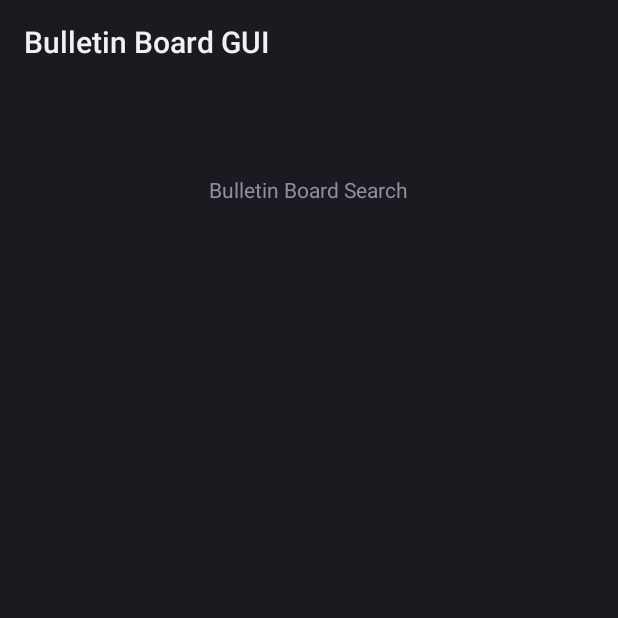
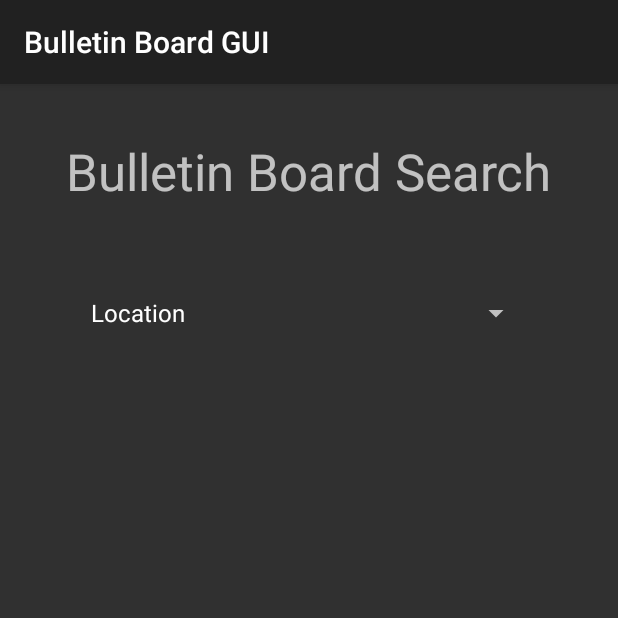
Before and after one commit to TJustinConner/2021Capstone, an Android app: the BulletinBoardGUI screen opened directly, with no data from a screen before it, on a phone screen of 412 x 824 dp, the top half of it. Run offline under Robolectric (Android 15) with nearby library versions, the phone set to English and light mode, and no system bars; network calls fail.

Commit message:
event search stuff

```diff
--- a/CampusNavigation/app/src/main/AndroidManifest.xml
+++ b/CampusNavigation/app/src/main/AndroidManifest.xml
@@ -21,8 +21,7 @@
         android:theme="@style/Base.Theme.AppCompat">
         <activity
             android:name=".BulletinBoardGUI"
-            android:label="@string/title_activity_bulletin_board_g_u_i"
-            android:theme="@style/NoActionBar"></activity>
+            android:label="@string/title_activity_bulletin_board_g_u_i"></activity>
         <!--
              The API key for Google Maps-based APIs is defined as a string resource.
              (See the file "res/values/google_maps_api.xml").
--- a/CampusNavigation/app/src/main/java/com/example/campusnavigation/BulletinBoardGUI.java
+++ b/CampusNavigation/app/src/main/java/com/example/campusnavigation/BulletinBoardGUI.java
@@ -8,8 +8,12 @@ import com.google.android.material.snackbar.Snackbar;
 import androidx.appcompat.app.AppCompatActivity;
 import androidx.appcompat.widget.Toolbar;
 
+import android.os.StrictMode;
 import android.util.Log;
 import android.view.View;
+import android.widget.AdapterView;
+import android.widget.ArrayAdapter;
+import android.widget.Spinner;
 
 import java.io.BufferedReader;
 import java.io.IOException;
@@ -20,25 +24,26 @@ import java.net.URLEncoder;
 
 import javax.net.ssl.HttpsURLConnection;
 
-public class BulletinBoardGUI extends AppCompatActivity {
+public class BulletinBoardGUI extends AppCompatActivity implements AdapterView.OnItemSelectedListener{
+
+    private String location;
 
     @Override
     protected void onCreate(Bundle savedInstanceState) {
         super.onCreate(savedInstanceState);
         setContentView(R.layout.activity_bulletin_board_g_u_i);
-        /*Toolbar toolbar = findViewById(R.id.toolbar);
-        setSupportActionBar(toolbar);
+        StrictMode.ThreadPolicy policy = new StrictMode.ThreadPolicy.Builder().permitAll().build();
+        StrictMode.setThreadPolicy(policy);
 
-        FloatingActionButton fab = findViewById(R.id.fab);
-        fab.setOnClickListener(new View.OnClickListener() {
-            @Override
-            public void onClick(View view) {
-                Snackbar.make(view, "Replace with your own action", Snackbar.LENGTH_LONG)
-                        .setAction("Action", null).show();
-            }
-        });*/
+        Log.d("DEBUG", "Java sucks dick.");
+        //This is the setup of the Locations spinner dropdown menu
+        Spinner spinner = (Spinner) findViewById(R.id.locationSpinner);
+        ArrayAdapter<CharSequence> adapter = ArrayAdapter.createFromResource(this, R.array.Locations, android.R.layout.simple_spinner_item);
+        adapter.setDropDownViewResource(android.R.layout.simple_spinner_dropdown_item);
+        spinner.setAdapter(adapter);
+        spinner.setOnItemSelectedListener(this);
     }
-    protected static void eventSearch(String location) throws IOException {//query the database with the location that was given
+    protected static String eventSearch(String location) throws IOException {//query the database with the location that was given
         URL url = null;
         HttpsURLConnection urlConnection = null;;
         BufferedReader reader = null;
@@ -132,5 +137,20 @@ public class BulletinBoardGUI extends AppCompatActivity {
             }
         }
         Log.d("SUCCESS", "The trimmed output is: " + output);
+        return output;
+    }
+
+    @Override
+    public void onItemSelected(AdapterView<?> parent, View view, int position, long id) {
+        try {
+            Log.d("DEBUG", "Results of test are: " + eventSearch(parent.getItemAtPosition(position).toString()));
+        } catch (IOException e) {
+            e.printStackTrace();
+        }
+    }
+
+    @Override
+    public void onNothingSelected(AdapterView<?> parent) {
+
     }
 }
--- a/CampusNavigation/app/src/main/java/com/example/campusnavigation/EventActivity.java
+++ b/CampusNavigation/app/src/main/java/com/example/campusnavigation/EventActivity.java
@@ -221,11 +221,11 @@ public class EventActivity extends AppCompatActivity implements AdapterView.OnIt
                     displayText(loc);
                     displayText(desc);
 
-                    /*try {
-                        BulletinBoard.eventSearch(loc);
+                    try {
+                        BulletinBoardGUI.eventSearch(loc);
                     } catch (IOException e) {
                         e.printStackTrace();
-                    }*/
+                    }
                 }
                 else{//this prints error messages to the screen for the user and gives a debugging
                     //message to console/terminal/whatever its called
@@ -356,8 +356,6 @@ public class EventActivity extends AppCompatActivity implements AdapterView.OnIt
                 recurrence = text2;
 
                 addToCalendar(event, loc, date, time, eTime, desc, recurrence);
-
-
             }
         });
 
--- a/CampusNavigation/app/src/main/res/layout/activity_bulletin_board_g_u_i.xml
+++ b/CampusNavigation/app/src/main/res/layout/activity_bulletin_board_g_u_i.xml
@@ -9,30 +9,31 @@
 
     <TextView
         android:id="@+id/loginHeader"
-        android:layout_width="215dp"
-        android:layout_height="49dp"
+        android:layout_width="378dp"
+        android:layout_height="64dp"
         android:layout_marginStart="98dp"
         android:layout_marginEnd="98dp"
         android:gravity="center"
         android:text="@string/bulletin_board_search_title"
+        android:textSize="34sp"
         app:layout_constraintBottom_toBottomOf="parent"
         app:layout_constraintEnd_toEndOf="parent"
-        app:layout_constraintHorizontal_bias="0.0"
+        app:layout_constraintHorizontal_bias="0.503"
         app:layout_constraintStart_toStartOf="parent"
         app:layout_constraintTop_toTopOf="parent"
-        app:layout_constraintVertical_bias="0.064" />
+        app:layout_constraintVertical_bias="0.037" />
 
     <Spinner
-        android:id="@+id/Description"
-        android:layout_width="388dp"
-        android:layout_height="40dp"
-        android:text= "@string/locations"
+        android:id="@+id/locationSpinner"
+        android:layout_width="302dp"
+        android:layout_height="41dp"
+        android:spinnerMode="dropdown"
         app:layout_constraintBottom_toBottomOf="parent"
         app:layout_constraintEnd_toEndOf="parent"
         app:layout_constraintHorizontal_bias="0.478"
         app:layout_constraintStart_toStartOf="parent"
         app:layout_constraintTop_toTopOf="parent"
-        app:layout_constraintVertical_bias="0.211" />
+        app:layout_constraintVertical_bias="0.182" />
 
 
 </androidx.constraintlayout.widget.ConstraintLayout>
--- a/CampusNavigation/app/src/main/res/values/strings.xml
+++ b/CampusNavigation/app/src/main/res/values/strings.xml
@@ -24,7 +24,7 @@
     <string name="bulletin_board_search_title">Bulletin Board Search</string>
     <string name="title_activity_bulletin_board_g_u_i">Bulletin Board GUI</string>
     <string name="event_search_button">Event Search</string>
-    <string name="locations">Locations</string>
+    <string name="location">Locations</string>
 
     <string-array name="Recurrence">
         <item>Does not recur</item>
```
